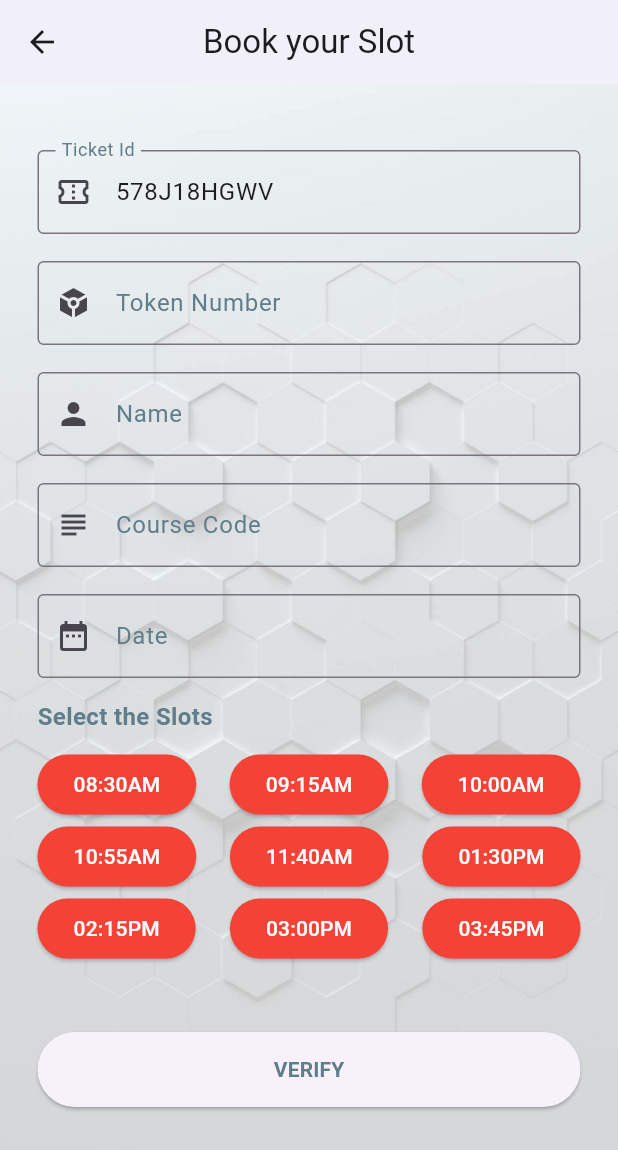
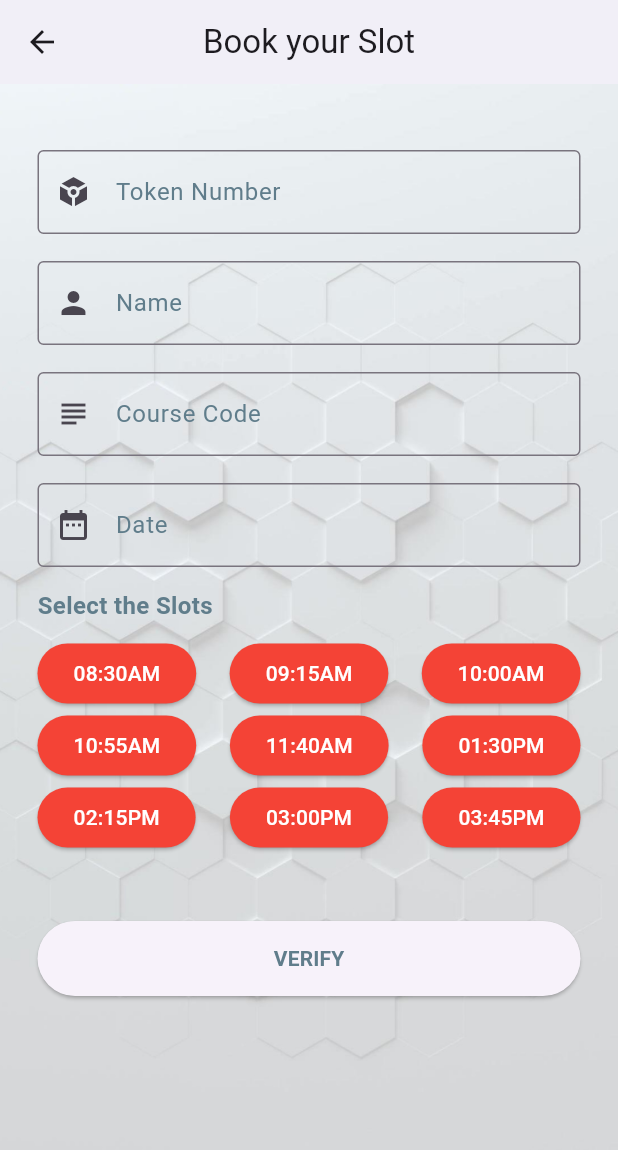
Before and after one commit to KeerthiVasan-ai/SmartReserve, a Flutter app: the BookingScreen screen opened directly, on a phone screen of 412 x 824 dp. Shown: the top 1150 px of the screen. Run offline on Flutter 3.47's test engine with Material 3 defaults, Android fonts, the phone set to English and light mode, and no system bars; our stand-ins replace cloud_firestore, firebase_auth, firebase_core; missing offline and left inert: ticket_widget, week_number; accounts and stored records are empty.

Commit message:
v1.0.0 - Stable

```diff
--- a/lib/main.dart
+++ b/lib/main.dart
@@ -21,7 +21,7 @@ class MyApp extends StatelessWidget {
       ),
       debugShowCheckedModeBanner: false,
       title: "Smart Reserve",
-      home: SplashScreen(),
+      home: const SplashScreen(),
     );
   }
 }
--- a/lib/screens/booking_screen.dart
+++ b/lib/screens/booking_screen.dart
@@ -32,7 +32,8 @@ class _BookingScreenState extends State<BookingScreen> {
   late TextEditingController tokenNumber;
   late TextEditingController name;
   late TextEditingController courseCode;
-  late TextEditingController ticketId;
+  String ticketId = "";
+  // late TextEditingController ticketId;
   late Map<String, bool> timeSlots = <String, bool>{};
   TextEditingController date = TextEditingController();
   List<String> selectedSlots = [];
@@ -41,13 +42,14 @@ class _BookingScreenState extends State<BookingScreen> {
   @override
   void initState() {
     super.initState();
-    ticketId = TextEditingController();
+    // ticketId = TextEditingController();
     tokenNumber = TextEditingController();
     name = TextEditingController();
     courseCode = TextEditingController();
-    setState(() {
-      ticketId.text = generateToken();
-    });
+    ticketId = generateToken();
+    dev.log(ticketId,name:"Ticket");
+    // setState(() {
+    // });
     _displayDetails();
   }
 
@@ -114,7 +116,7 @@ class _BookingScreenState extends State<BookingScreen> {
             );
           });
       BookingDetails bookingDetails = BookingDetails(
-          ticketId: ticketId.text,
+          ticketId: ticketId,
           tokenNumber: tokenNumber.text,
           name: name.text,
           week: getWeekNumber(date.text),
@@ -125,8 +127,8 @@ class _BookingScreenState extends State<BookingScreen> {
       final String uid = FirebaseAuth.instance.currentUser!.uid;
       Map<String, dynamic> bookingData = bookingDetails.getBookingDetails();
 
-      InsertBookingDetails.addIndividualBookingDetails(uid: uid, bookingData: bookingData, ticketId: ticketId.text);
-      InsertBookingDetails.addBookingDetails(date:date.text,ticketId: ticketId.text, bookingData: bookingData);
+      InsertBookingDetails.addIndividualBookingDetails(uid: uid, bookingData: bookingData, ticketId: ticketId);
+      InsertBookingDetails.addBookingDetails(date:date.text,ticketId: ticketId, bookingData: bookingData);
       DateTime myDate = DateFormat("dd-MM-yyyy").parse(date.text);
       updateTimeSlots(DateFormat('yyyy-MM-dd').format(myDate), selectedSlots);
 
@@ -219,12 +221,6 @@ class _BookingScreenState extends State<BookingScreen> {
                       height: 40,
                     ),
                     BuildTextForm(
-                        controller: ticketId,
-                        label: "Ticket Id",
-                        readOnly: true,
-                        prefixIcon: const Icon(Icons.confirmation_number_outlined)),
-                    const SizedBox(height: 10.0),
-                    BuildTextForm(
                         controller: tokenNumber,
                         label: "Token Number",
                         readOnly: true,
```
